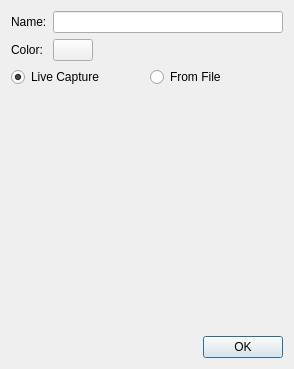
Above: RFExperiments/Software/Application/Traces/traceeditdialog.ui from jankae/VNA before the change. Below: the same form after it.
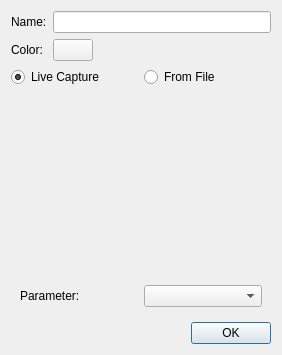
That is the form after the change. The open tabs and pages were chosen to show the change. Custom widgets are drawn as their Qt base class.

Diff of the .ui file:
```diff
--- a/RFExperiments/Software/Application/Traces/traceeditdialog.ui
+++ b/RFExperiments/Software/Application/Traces/traceeditdialog.ui
@@ -9,8 +9,8 @@
    <rect>
     <x>0</x>
     <y>0</y>
-    <width>294</width>
-    <height>369</height>
+    <width>282</width>
+    <height>355</height>
    </rect>
   </property>
   <property name="windowTitle">
@@ -149,6 +149,20 @@
        <item>
         <widget class="TouchstoneImport" name="touchstoneImport" native="true"/>
        </item>
+       <item>
+        <layout class="QHBoxLayout" name="horizontalLayout_2">
+         <item>
+          <widget class="QLabel" name="label_5">
+           <property name="text">
+            <string>Parameter:</string>
+           </property>
+          </widget>
+         </item>
+         <item>
+          <widget class="QComboBox" name="CParameter"/>
+         </item>
+        </layout>
+       </item>
       </layout>
      </widget>
     </widget>
```
Left out of the diff: 2 changed lines with no effect on the pictures.
